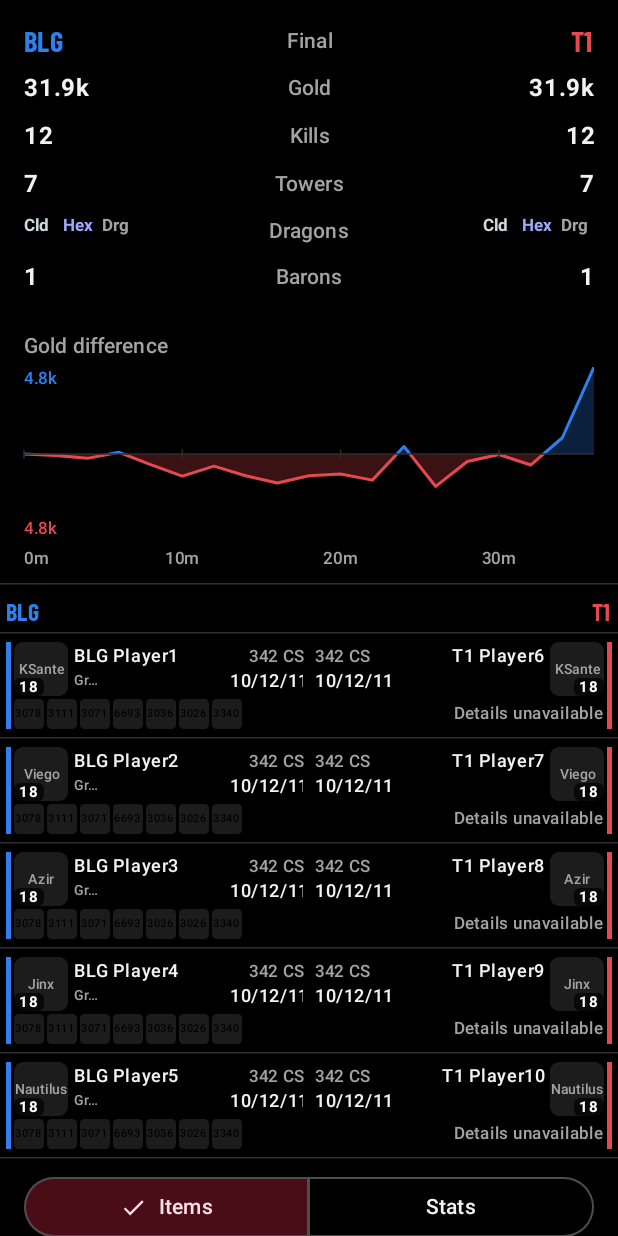
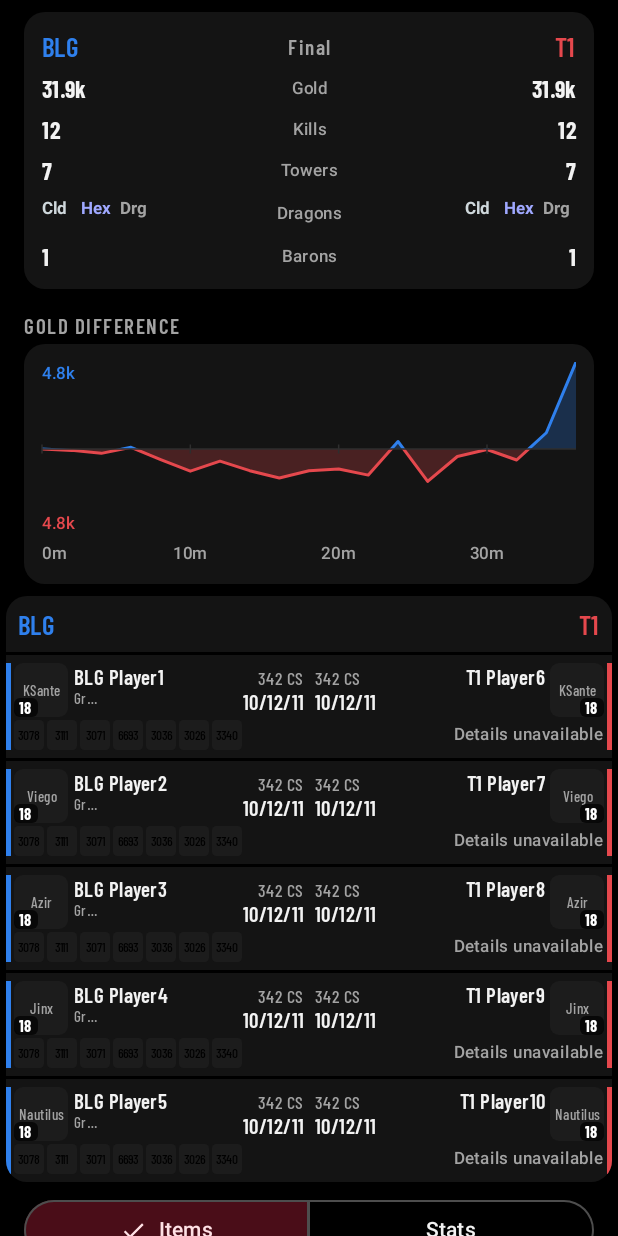
Before and after one commit to Brillem/LolSito, an Android app built with Jetpack Compose: the @Preview function DetailsUnavailablePreview, on a phone screen of 412 x 824 dp. Run offline under Robolectric (Android 15) with nearby library versions, the phone set to English and light mode, and no system bars; network calls fail; pictures from the network do not load.

Commit message:
feat(game): restyle the comparison, chart and scoreboard

```diff
--- a/app/src/main/java/com/example/lolsito/feature/game/ui/GameStatsScreen.kt
+++ b/app/src/main/java/com/example/lolsito/feature/game/ui/GameStatsScreen.kt
@@ -4,9 +4,9 @@ import androidx.compose.foundation.background
 import androidx.compose.foundation.layout.Arrangement
 import androidx.compose.foundation.layout.Box
 import androidx.compose.foundation.layout.Column
+import androidx.compose.foundation.layout.PaddingValues
 import androidx.compose.foundation.layout.Row
 import androidx.compose.foundation.layout.Spacer
-import androidx.compose.foundation.layout.WindowInsets
 import androidx.compose.foundation.layout.fillMaxSize
 import androidx.compose.foundation.layout.fillMaxWidth
 import androidx.compose.foundation.layout.height
@@ -14,17 +14,13 @@ import androidx.compose.foundation.layout.padding
 import androidx.compose.foundation.layout.size
 import androidx.compose.foundation.layout.width
 import androidx.compose.foundation.lazy.LazyColumn
-import androidx.compose.foundation.lazy.items
+import androidx.compose.foundation.lazy.itemsIndexed
 import androidx.compose.foundation.shape.RoundedCornerShape
-import androidx.compose.material3.ExperimentalMaterial3Api
-import androidx.compose.material3.HorizontalDivider
-import androidx.compose.material3.IconButton
 import androidx.compose.material3.MaterialTheme
 import androidx.compose.material3.SegmentedButton
 import androidx.compose.material3.SegmentedButtonDefaults
 import androidx.compose.material3.SingleChoiceSegmentedButtonRow
 import androidx.compose.material3.Text
-import androidx.compose.material3.TopAppBar
 import androidx.compose.runtime.Composable
 import androidx.compose.runtime.getValue
 import androidx.compose.runtime.mutableStateOf
@@ -35,6 +31,7 @@ import androidx.compose.ui.Alignment
 import androidx.compose.ui.Modifier
 import androidx.compose.ui.draw.clip
 import androidx.compose.ui.graphics.Color
+import androidx.compose.ui.graphics.RectangleShape
 import androidx.compose.ui.semantics.contentDescription
 import androidx.compose.ui.semantics.semantics
 import androidx.compose.ui.text.AnnotatedString
@@ -50,8 +47,14 @@ import androidx.compose.ui.unit.dp
 import androidx.compose.ui.unit.sp
 import androidx.lifecycle.compose.collectAsStateWithLifecycle
 import coil3.compose.SubcomposeAsyncImage
+import com.example.lolsito.core.ui.AppCard
+import com.example.lolsito.core.ui.AppTopBar
 import com.example.lolsito.core.ui.LoadStatus
 import com.example.lolsito.core.ui.LoadStatusView
+import com.example.lolsito.core.ui.Shapes
+import com.example.lolsito.core.ui.SkeletonBlock
+import com.example.lolsito.core.ui.SkeletonScreen
+import com.example.lolsito.core.ui.Spacing
 import com.example.lolsito.core.ui.TeamLogo
 import com.example.lolsito.core.ui.WhileStarted
 import com.example.lolsito.feature.game.domain.DragonType
@@ -73,6 +76,7 @@ import com.example.lolsito.ui.theme.DragonInfernal
 import com.example.lolsito.ui.theme.DragonMountain
 import com.example.lolsito.ui.theme.DragonOcean
 import com.example.lolsito.ui.theme.HealthGreen
+import com.example.lolsito.ui.theme.LabelText
 import com.example.lolsito.ui.theme.LolSitoTheme
 import java.time.Duration
 import java.time.Instant
@@ -97,7 +101,6 @@ fun GameStatsScreen(
     )
 }
 
-@OptIn(ExperimentalMaterial3Api::class)
 @Composable
 fun GameStatsContent(
     state: GameStatsUiState,
@@ -110,17 +113,13 @@ fun GameStatsContent(
     // Kept here, above the load status, so rotation and a retry keep the chosen view.
     var view by rememberSaveable { mutableStateOf(ScoreboardView.ITEMS) }
     Column(modifier.fillMaxSize()) {
-        TopAppBar(
-            title = { Text("Game stats") },
-            // The app Scaffold already applies the system bar insets.
-            windowInsets = WindowInsets(0),
-            navigationIcon = {
-                IconButton(onClick = onBack, modifier = Modifier.semantics { contentDescription = "Back" }) {
-                    Text("←", style = MaterialTheme.typography.titleLarge)
-                }
-            },
-        )
-        LoadStatusView(state.status, emptyMessage = "No stats available for this game", onRetry = onRetry) {
+        AppTopBar("Game stats", onBack)
+        LoadStatusView(
+            state.status,
+            emptyMessage = "No stats available for this game",
+            onRetry = onRetry,
+            loading = { GameStatsSkeleton() },
+        ) {
             state.stats?.let { GameStatsBody(it, state.goldHistory, teams, view, onViewChange = { view = it }) }
         }
     }
@@ -147,10 +146,38 @@ fun formatGold(gold: Int): String {
     return "${tenths / 10}.${tenths % 10}k"
 }
 
+// The two sides of the map, as broadcasts color them. They are not the app accent nor team colors.
+private val BlueSide = Color(0xFF2F80ED)
+private val RedSide = Color(0xFFE5484D)
+
 private enum class Side(val label: String, val color: Color) {
-    BLUE("Blue side", Color(0xFF2F80ED)),
-    RED("Red side", Color(0xFFE5484D)),
+    BLUE("Blue side", BlueSide),
+    RED("Red side", RedSide),
 }
+
+// The small styles of the scoreboard, in the label typeface: it is condensed, so a row of two players
+// fits a narrow phone at sizes that can still be read.
+
+/** A player name and the K/D/A beside it. */
+private val ScoreboardText = LabelText.Number.copy(fontSize = 14.sp, lineHeight = 16.sp)
+
+/** The creep score over the K/D/A, and the cells of the stats view. */
+private val ScoreboardCaption = LabelText.Number.copy(fontSize = 12.sp, lineHeight = 14.sp, fontWeight = FontWeight.Medium)
+
+/** The level over a portrait. */
+private val LevelText = LabelText.Number.copy(fontSize = 11.sp, lineHeight = 12.sp, fontWeight = FontWeight.Bold)
+
+/** The text standing for a keystone or a champion whose image is missing. */
+private val SlotText = LabelText.Number.copy(fontSize = 10.sp, lineHeight = 12.sp, fontWeight = FontWeight.Medium)
+
+/** The id standing for an item whose icon is missing; it has to fit a slot of [ITEM_SLOT_DP]. */
+private val ItemIdText = LabelText.Number.copy(fontSize = 9.sp, lineHeight = 10.sp, fontWeight = FontWeight.Medium, letterSpacing = 0.sp)
+
+// The scoreboard is one card made of blocks: the header, rounded on top, then a block per matchup, the
+// last one rounded at the bottom. A thin gap of background separates them.
+private val ScoreboardTop = RoundedCornerShape(topStart = 14.dp, topEnd = 14.dp)
+private val ScoreboardBottom = RoundedCornerShape(bottomStart = 14.dp, bottomEnd = 14.dp)
+private val SCOREBOARD_ROW_GAP = 2.dp
 
 /** The team totals shown as plain numbers; the dragons have their own row, [DragonsRow], after the towers. */
 private val teamRowsBeforeDragons: List<Pair<String, (TeamStats) -> String>> = listOf(
@@ -177,7 +204,7 @@ private fun GameStatsBody(
     val matchups = remember(stats.blueTeam.players, stats.redTeam.players) { stats.matchups() }
     val staleDetailsSince = stats.staleDetailsTime()
     val showHealth = stats.showsHealth()
-    LazyColumn(Modifier.fillMaxSize()) {
+    LazyColumn(Modifier.fillMaxSize(), contentPadding = PaddingValues(vertical = Spacing.CardGap / 2)) {
         item(key = "teams") {
             TeamComparison(stats, blue = blue, red = red)
         }
@@ -188,14 +215,10 @@ private fun GameStatsBody(
             }
         }
         item(key = "matchups-header") {
-            Column {
-                HorizontalDivider()
-                MatchupHeader(blue = blue, red = red)
-                HorizontalDivider()
+            MatchupHeader(blue = blue, red = red, alone = matchups.isEmpty())
         }
-        }
-        items(matchups, key = { it.key }) { matchup ->
-            MatchupRow(matchup, stats.dataDragonVersion, view, showHealth)
+        itemsIndexed(matchups, key = { _, matchup -> matchup.key }) { index, matchup ->
+            MatchupRow(matchup, stats.dataDragonVersion, view, showHealth, last = index == matchups.lastIndex)
         }
         item(key = "view-toggle") {
             Column {
@@ -206,7 +229,7 @@ private fun GameStatsBody(
                         detailsAsOfLabel(it, ZoneId.systemDefault()),
                         style = MaterialTheme.typography.labelSmall,
                         color = MaterialTheme.colorScheme.onSurfaceVariant,
-                        modifier = Modifier.padding(start = 16.dp, end = 16.dp, bottom = 8.dp),
+                        modifier = Modifier.padding(start = Spacing.Screen, end = Spacing.Screen, bottom = 8.dp),
                     )
                 }
             }
@@ -216,7 +239,7 @@ private fun GameStatsBody(
 
 @Composable
 private fun ViewToggle(view: ScoreboardView, onViewChange: (ScoreboardView) -> Unit) {
-    SingleChoiceSegmentedButtonRow(Modifier.fillMaxWidth().padding(horizontal = 16.dp, vertical = 8.dp)) {
+    SingleChoiceSegmentedButtonRow(Modifier.fillMaxWidth().padding(horizontal = Spacing.Screen, vertical = 8.dp)) {
         ScoreboardView.entries.forEachIndexed { index, option ->
             SegmentedButton(
                 selected = option == view,
@@ -250,7 +273,6 @@ private fun TeamTag(
         Text(
             label,
             style = style,
-            fontWeight = FontWeight.Bold,
             color = color,
             maxLines = 1,
             overflow = TextOverflow.Ellipsis,
@@ -265,24 +287,26 @@ private fun TeamTag(
 
 private val TEAM_LOGO_SIZE = 20.dp
 
+/** The card comparing the two teams: who they are and the state of the game, then their totals row by row. */
 @Composable
 private fun TeamComparison(stats: GameStats, blue: GameTeam?, red: GameTeam?, modifier: Modifier = Modifier) {
-    Column(modifier.fillMaxWidth().padding(16.dp), verticalArrangement = Arrangement.spacedBy(8.dp)) {
+    AppCard(modifier.fillMaxWidth().padding(horizontal = Spacing.Screen, vertical = Spacing.CardGap / 2)) {
+        Column(Modifier.fillMaxWidth(), verticalArrangement = Arrangement.spacedBy(8.dp)) {
             Row(Modifier.fillMaxWidth(), verticalAlignment = Alignment.CenterVertically) {
                 TeamTag(
                     teamLabel(blue?.code, "Blue"), blue?.logoUrl, mirrored = false, color = Side.BLUE.color,
-                style = MaterialTheme.typography.titleMedium, modifier = Modifier.weight(1f),
+                    style = LabelText.TeamCode, modifier = Modifier.weight(1f),
                 )
                 Text(
                     if (stats.isFinished) "Final" else "LIVE",
-                style = MaterialTheme.typography.labelLarge,
+                    style = LabelText.Overline,
                     color = MaterialTheme.colorScheme.onSurfaceVariant,
                     textAlign = TextAlign.Center,
                     modifier = Modifier.weight(1f),
                 )
                 TeamTag(
                     teamLabel(red?.code, "Red"), red?.logoUrl, mirrored = true, color = Side.RED.color,
-                style = MaterialTheme.typography.titleMedium, modifier = Modifier.weight(1f),
+                    style = LabelText.TeamCode, modifier = Modifier.weight(1f),
                 )
             }
             teamRowsBeforeDragons.forEach { (label, value) ->
@@ -291,6 +315,7 @@ private fun TeamComparison(stats: GameStats, blue: GameTeam?, red: GameTeam?, mo
             DragonsRow(blue = stats.blueTeam, red = stats.redTeam)
             teamRowsAfterDragons.forEach { (label, value) ->
                 ComparisonRow(blue = value(stats.blueTeam), label = label, red = value(stats.redTeam))
+            }
         }
     }
 }
@@ -305,7 +330,7 @@ private fun DragonsRow(blue: TeamStats, red: TeamStats) {
         DragonLabels(blue, mirrored = false, Modifier.weight(1f))
         Text(
             "Dragons",
-            style = MaterialTheme.typography.labelLarge,
+            style = MaterialTheme.typography.labelSmall,
             color = MaterialTheme.colorScheme.onSurfaceVariant,
             textAlign = TextAlign.Center,
             modifier = Modifier.padding(horizontal = 8.dp),
@@ -321,7 +346,7 @@ private fun DragonLabels(team: TeamStats, mirrored: Boolean, modifier: Modifier
     if (team.dragonTypes.isEmpty()) {
         Text(
             team.dragons.toString(),
-            style = MaterialTheme.typography.bodyLarge,
+            style = LabelText.Number,
             fontWeight = FontWeight.Bold,
             color = MaterialTheme.colorScheme.onSurface,
             textAlign = textAlign,
@@ -379,21 +404,21 @@ private fun ComparisonRow(blue: String, label: String, red: String) {
     Row(Modifier.fillMaxWidth(), verticalAlignment = Alignment.CenterVertically) {
         Text(
             blue,
-            style = MaterialTheme.typography.bodyLarge,
+            style = LabelText.Number,
             fontWeight = FontWeight.Bold,
             color = MaterialTheme.colorScheme.onSurface,
             modifier = Modifier.weight(1f),
         )
         Text(
             label,
-            style = MaterialTheme.typography.labelLarge,
+            style = MaterialTheme.typography.labelSmall,
             color = MaterialTheme.colorScheme.onSurfaceVariant,
             textAlign = TextAlign.Center,
             modifier = Modifier.weight(1f),
         )
         Text(
             red,
-            style = MaterialTheme.typography.bodyLarge,
+            style = LabelText.Number,
             fontWeight = FontWeight.Bold,
             color = MaterialTheme.colorScheme.onSurface,
             textAlign = TextAlign.End,
@@ -402,20 +427,26 @@ private fun ComparisonRow(blue: String, label: String, red: String) {
     }
 }
 
+/** The top block of the scoreboard: each team over its column of players. [alone] when no matchup follows it. */
 @Composable
-private fun MatchupHeader(blue: GameTeam?, red: GameTeam?) {
+private fun MatchupHeader(blue: GameTeam?, red: GameTeam?, alone: Boolean) {
     Row(
-        Modifier.fillMaxWidth().padding(start = SCREEN_PADDING_DP.dp, end = SCREEN_PADDING_DP.dp, top = 8.dp, bottom = 4.dp),
+        Modifier
+            .fillMaxWidth()
+            .padding(start = SCREEN_PADDING_DP.dp, end = SCREEN_PADDING_DP.dp, top = Spacing.CardGap / 2)
+            .clip(if (alone) Shapes.Card else ScoreboardTop)
+            .background(MaterialTheme.colorScheme.surfaceContainer)
+            .padding(horizontal = 8.dp, vertical = 8.dp),
         verticalAlignment = Alignment.CenterVertically,
     ) {
         TeamTag(
             teamLabel(blue?.code, Side.BLUE.label), blue?.logoUrl, mirrored = false, color = Side.BLUE.color,
-            style = MaterialTheme.typography.titleSmall, modifier = Modifier.weight(1f),
+            style = LabelText.TeamCode, modifier = Modifier.weight(1f),
         )
         Spacer(Modifier.width(HALF_GAP_DP.dp))
         TeamTag(
             teamLabel(red?.code, Side.RED.label), red?.logoUrl, mirrored = true, color = Side.RED.color,
-            style = MaterialTheme.typography.titleSmall, modifier = Modifier.weight(1f),
+            style = LabelText.TeamCode, modifier = Modifier.weight(1f),
         )
     }
 }
@@ -438,20 +469,23 @@ private fun secondLineHeight(view: ScoreboardView) = when (view) {
 
 /**
  * Two opposing players on one row, mirrored around the gap in the middle: portraits and names toward the
- * outer edges, creep score and K/D/A toward the center, and the same second line on both sides.
+ * outer edges, creep score and K/D/A toward the center, and the same second line on both sides. The row is
+ * a block of the scoreboard card; the [last] one closes the card with rounded corners.
  */
 @Composable
-private fun MatchupRow(matchup: Matchup, version: String?, view: ScoreboardView, showHealth: Boolean) {
-    Column(Modifier.fillMaxWidth()) {
+private fun MatchupRow(matchup: Matchup, version: String?, view: ScoreboardView, showHealth: Boolean, last: Boolean) {
     Row(
-            Modifier.fillMaxWidth().padding(horizontal = SCREEN_PADDING_DP.dp, vertical = 5.dp),
+        Modifier
+            .fillMaxWidth()
+            .padding(start = SCREEN_PADDING_DP.dp, end = SCREEN_PADDING_DP.dp, top = SCOREBOARD_ROW_GAP)
+            .clip(if (last) ScoreboardBottom else RectangleShape)
+            .background(MaterialTheme.colorScheme.surfaceContainer)
+            .padding(vertical = 5.dp),
         verticalAlignment = Alignment.CenterVertically,
     ) {
         PlayerHalf(matchup.blue, Side.BLUE, version, view, showHealth, Modifier.weight(1f))
         Spacer(Modifier.width(HALF_GAP_DP.dp))
         PlayerHalf(matchup.red, Side.RED, version, view, showHealth, Modifier.weight(1f))
-        }
-        HorizontalDivider()
     }
 }
 
@@ -521,8 +555,7 @@ private fun PlayerHeadline(player: PlayerStats, details: PlayerDetails?, version
         Column(identityModifier.padding(horizontal = 4.dp), horizontalAlignment = if (mirrored) Alignment.End else Alignment.Start) {
             Text(
                 player.summonerName,
-                style = MaterialTheme.typography.bodySmall,
-                fontWeight = FontWeight.SemiBold,
+                style = ScoreboardText,
                 color = MaterialTheme.colorScheme.onSurface,
                 textAlign = textAlign,
                 maxLines = 1,
@@ -537,7 +570,7 @@ private fun PlayerHeadline(player: PlayerStats, details: PlayerDetails?, version
         Column(Modifier.width(KDA_WIDTH), horizontalAlignment = if (mirrored) Alignment.Start else Alignment.End) {
             Text(
                 csLabel(player),
-                style = MaterialTheme.typography.labelSmall,
+                style = ScoreboardCaption,
                 color = MaterialTheme.colorScheme.onSurfaceVariant,
                 textAlign = scoreAlign,
                 maxLines = 1,
@@ -545,8 +578,7 @@ private fun PlayerHeadline(player: PlayerStats, details: PlayerDetails?, version
             )
             Text(
                 "${player.kills}/${player.deaths}/${player.assists}",
-                style = MaterialTheme.typography.bodySmall,
-                fontWeight = FontWeight.SemiBold,
+                style = ScoreboardText,
                 color = MaterialTheme.colorScheme.onSurface,
                 textAlign = scoreAlign,
                 maxLines = 1,
@@ -572,8 +604,7 @@ private fun PlayerHeadline(player: PlayerStats, details: PlayerDetails?, version
 private fun LevelBadge(level: Int, modifier: Modifier = Modifier) {
     Text(
         level.toString(),
-        style = MaterialTheme.typography.labelSmall.copy(fontSize = 10.sp, lineHeight = 12.sp),
-        fontWeight = FontWeight.Bold,
+        style = LevelText,
         color = Color.White,
         maxLines = 1,
         softWrap = false,
@@ -590,7 +621,7 @@ private fun KeystoneSlot(details: PlayerDetails?, mirrored: Boolean) {
     val text: @Composable (String) -> Unit = { text ->
         Text(
             text,
-            style = MaterialTheme.typography.labelSmall.copy(fontSize = 9.sp),
+            style = SlotText,
             color = MaterialTheme.colorScheme.onSurfaceVariant,
             maxLines = 1,
             softWrap = false,
@@ -627,7 +658,7 @@ private fun ChampionPortrait(championId: String, version: String?) {
             if (text.isNotEmpty()) {
                 Text(
                     text,
-                    style = MaterialTheme.typography.labelSmall.copy(fontSize = 9.sp),
+                    style = SlotText,
                     color = MaterialTheme.colorScheme.onSurfaceVariant,
                     textAlign = TextAlign.Center,
                     maxLines = 1,
@@ -689,8 +720,6 @@ private fun StatsGrid(line: PlayerLine.Stats) {
     }
 }
 
-private val STATS_TEXT = TextStyle(fontSize = 10.sp, lineHeight = 14.sp)
-
 @Composable
 private fun StatCellText(cell: StatCell, modifier: Modifier = Modifier) {
     val muted = MaterialTheme.colorScheme.onSurfaceVariant
@@ -701,7 +730,7 @@ private fun StatCellText(cell: StatCell, modifier: Modifier = Modifier) {
     }
     Text(
         text,
-        style = STATS_TEXT,
+        style = ScoreboardCaption,
         color = MaterialTheme.colorScheme.onSurface,
         maxLines = 1,
         softWrap = false,
@@ -719,7 +748,7 @@ private fun ItemSlot(itemId: Int, version: String?) {
         Box(Modifier.size(size).clip(shape).background(MaterialTheme.colorScheme.surfaceVariant), contentAlignment = Alignment.Center) {
             Text(
                 text,
-                style = MaterialTheme.typography.labelSmall.copy(fontSize = 7.sp),
+                style = ItemIdText,
                 maxLines = 1,
                 softWrap = false,
             )
@@ -736,6 +765,39 @@ private fun ItemSlot(itemId: Int, version: String?) {
             loading = { Box(Modifier.size(size).background(MaterialTheme.colorScheme.surfaceVariant)) },
             error = { idText(content.idText) },
         )
+    }
+}
+
+/** Loading state shaped like the screen: the comparison card, then the scoreboard header and its five rows. */
+@Composable
+private fun GameStatsSkeleton() {
+    val rowHeight = PORTRAIT_SIZE + LINE_GAP + ITEM_SLOT_DP.dp + 10.dp
+    SkeletonScreen {
+        Column(Modifier.fillMaxWidth().padding(vertical = Spacing.CardGap / 2)) {
+            SkeletonBlock(
+                Modifier
+                    .fillMaxWidth()
+                    .padding(horizontal = Spacing.Screen, vertical = Spacing.CardGap / 2)
+                    .height(190.dp),
+                Shapes.Card,
+            )
+            SkeletonBlock(
+                Modifier
+                    .fillMaxWidth()
+                    .padding(start = SCREEN_PADDING_DP.dp, end = SCREEN_PADDING_DP.dp, top = Spacing.CardGap / 2)
+                    .height(38.dp),
+                ScoreboardTop,
+            )
+            repeat(5) { index ->
+                SkeletonBlock(
+                    Modifier
+                        .fillMaxWidth()
+                        .padding(start = SCREEN_PADDING_DP.dp, end = SCREEN_PADDING_DP.dp, top = SCOREBOARD_ROW_GAP)
+                        .height(rowHeight),
+                    if (index == 4) ScoreboardBottom else RectangleShape,
+                )
+            }
+        }
     }
 }
 
@@ -844,3 +906,11 @@ private fun GameStatsEmptyPreview() {
         GameStatsContent(state = GameStatsUiState(LoadStatus.Empty), teams = emptyMap(), onBack = {}, onRetry = {})
     }
 }
+
+@Preview(showBackground = true, backgroundColor = PREVIEW_BACKGROUND, widthDp = 360, heightDp = 780)
+@Composable
+private fun GameStatsLoadingPreview() {
+    LolSitoTheme {
+        GameStatsContent(state = GameStatsUiState(LoadStatus.Loading), teams = emptyMap(), onBack = {}, onRetry = {})
+    }
+}
--- a/app/src/main/java/com/example/lolsito/feature/game/ui/GoldDifferenceChart.kt
+++ b/app/src/main/java/com/example/lolsito/feature/game/ui/GoldDifferenceChart.kt
@@ -6,7 +6,6 @@ import androidx.compose.foundation.layout.fillMaxWidth
 import androidx.compose.foundation.layout.height
 import androidx.compose.foundation.layout.padding
 import androidx.compose.material3.MaterialTheme
-import androidx.compose.material3.Text
 import androidx.compose.runtime.Composable
 import androidx.compose.ui.Modifier
 import androidx.compose.ui.geometry.Offset
@@ -20,6 +19,9 @@ import androidx.compose.ui.semantics.semantics
 import androidx.compose.ui.text.drawText
 import androidx.compose.ui.text.rememberTextMeasurer
 import androidx.compose.ui.unit.dp
+import com.example.lolsito.core.ui.AppCard
+import com.example.lolsito.core.ui.GroupLabel
+import com.example.lolsito.core.ui.Spacing
 import com.example.lolsito.feature.game.domain.GoldPoint
 import kotlin.math.abs
 
@@ -32,7 +34,8 @@ private const val MAX_MINUTE_MARKS = 6
 
 /**
  * Gold difference over game time: above the centre line the blue side leads, below it the red side.
- * Minute marks run along the bottom. Draws nothing with fewer than two [points].
+ * Minute marks run along the bottom. The chart sits in a card under its own heading. Draws nothing with
+ * fewer than two [points].
  */
 @Composable
 fun GoldDifferenceChart(points: List<GoldPoint>, blueColor: Color, redColor: Color, modifier: Modifier = Modifier) {
@@ -45,17 +48,13 @@ fun GoldDifferenceChart(points: List<GoldPoint>, blueColor: Color, redColor: Col
     val totalMinutes = (totalSeconds / 60).toInt()
     val markStep = MINUTE_MARK_STEPS.firstOrNull { totalMinutes / it <= MAX_MINUTE_MARKS } ?: MINUTE_MARK_STEPS.last()
 
-    Column(modifier.fillMaxWidth().padding(horizontal = 16.dp, vertical = 8.dp)) {
-        Text(
-            "Gold difference",
-            style = MaterialTheme.typography.labelLarge,
-            color = MaterialTheme.colorScheme.onSurfaceVariant,
-        )
+    Column(modifier.fillMaxWidth().padding(bottom = Spacing.CardGap / 2)) {
+        GroupLabel("Gold difference")
+        AppCard(Modifier.fillMaxWidth().padding(horizontal = Spacing.Screen)) {
             Canvas(
                 Modifier
                     .fillMaxWidth()
-                .height(140.dp)
-                .padding(top = 4.dp)
+                    .height(136.dp)
                     .semantics { contentDescription = "Gold difference over the game, blue side above, red side below" },
             ) {
                 val minuteLabelHeight = textMeasurer.measure("0", labelStyle).size.height.toFloat()
@@ -101,3 +100,4 @@ fun GoldDifferenceChart(points: List<GoldPoint>, blueColor: Color, redColor: Col
             }
         }
     }
+}
```
Lines whose indentation alone changed are shown as unchanged.
